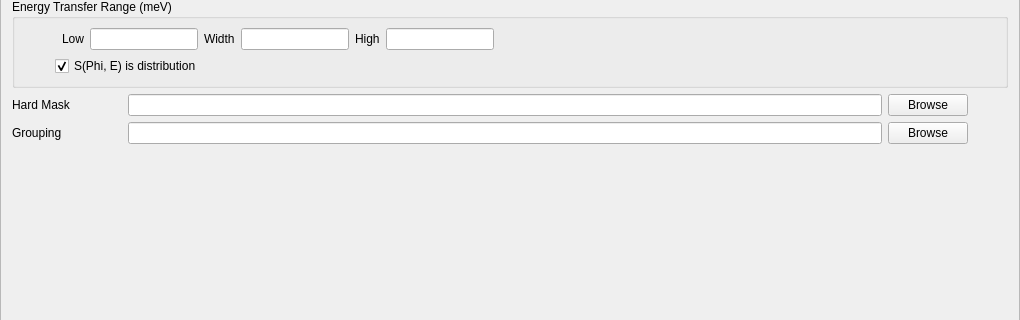
Old version of the form Code/Mantid/scripts/Interface/ui/inelastic/dgs_sample_setup.ui in the repository mantidproject/mantid; both pictures show x 0 to 1020 and y 222 to 542 of the 1020 by 706 pixel window.
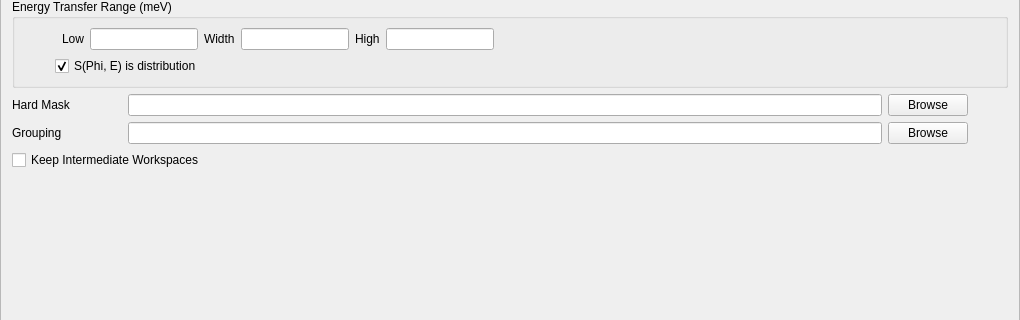
New version of the form.

Commit message: Refs #5454. Turning off intermediate workspaces by default.

```diff
--- a/Code/Mantid/scripts/Interface/ui/inelastic/dgs_sample_setup.ui
+++ b/Code/Mantid/scripts/Interface/ui/inelastic/dgs_sample_setup.ui
@@ -578,6 +578,30 @@
      </item>
     </layout>
    </item>
+   <item>
+    <layout class="QHBoxLayout" name="horizontalLayout_11">
+     <item>
+      <widget class="QCheckBox" name="keep_workspaces_cb">
+       <property name="text">
+        <string>Keep Intermediate Workspaces</string>
+       </property>
+      </widget>
+     </item>
+     <item>
+      <spacer name="horizontalSpacer_12">
+       <property name="orientation">
+        <enum>Qt::Horizontal</enum>
+       </property>
+       <property name="sizeHint" stdset="0">
+        <size>
+         <width>40</width>
+         <height>20</height>
+        </size>
+       </property>
+      </spacer>
+     </item>
+    </layout>
+   </item>
    <item>
     <spacer name="verticalSpacer">
      <property name="orientation">
```
The commit also changes 3 other files.
